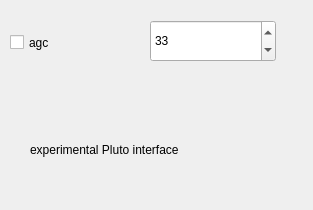
Old version of the form dab-maxi/qt-devices/pluto/pluto-widget.ui in the repository JvanKatwijk/qt-dab.
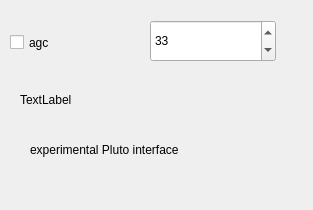
New version of the form.

Commit message: mods to pluto

What changed in the file:
```diff
--- a/dab-maxi/qt-devices/pluto/pluto-widget.ui
+++ b/dab-maxi/qt-devices/pluto/pluto-widget.ui
@@ -99,6 +99,19 @@
     <string>experimental Pluto interface</string>
    </property>
   </widget>
+  <widget class="QLabel" name="state">
+   <property name="geometry">
+    <rect>
+     <x>20</x>
+     <y>90</y>
+     <width>261</width>
+     <height>19</height>
+    </rect>
+   </property>
+   <property name="text">
+    <string>TextLabel</string>
+   </property>
+  </widget>
  </widget>
  <resources/>
  <connections/>
```
The commit also changes 12 other files.
